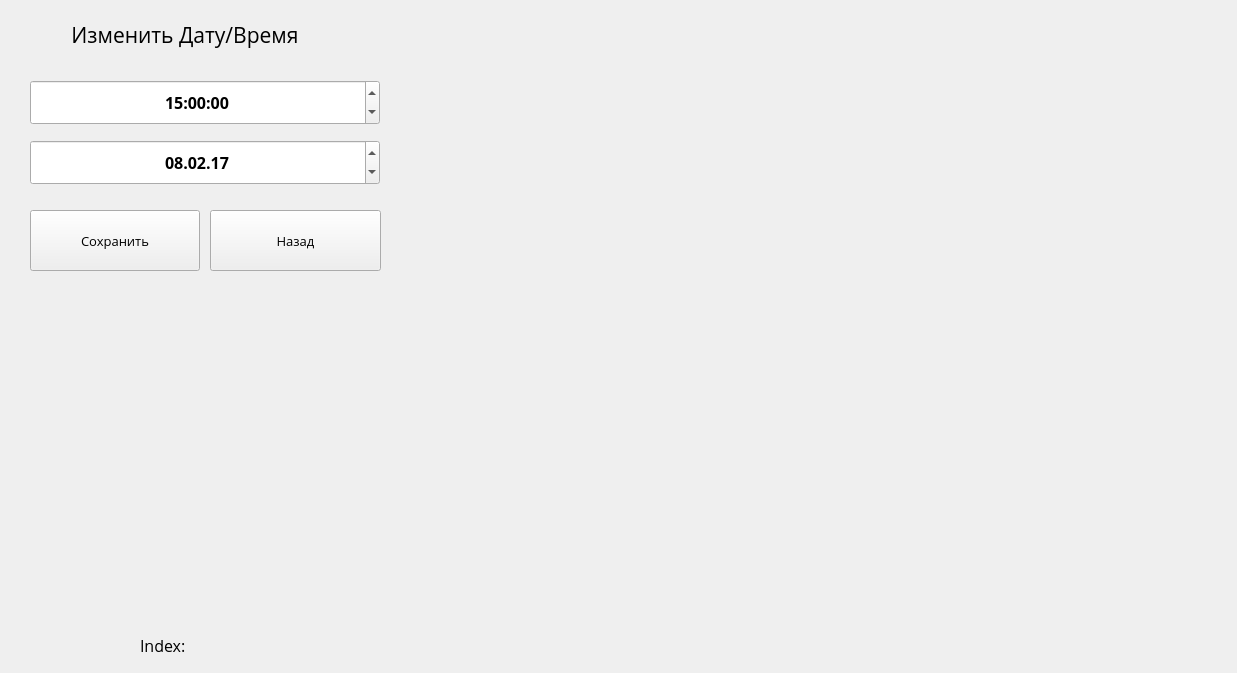
Above: stackedoptions.ui from tomyqg/topaz-m before the change. Below: the same form after it.
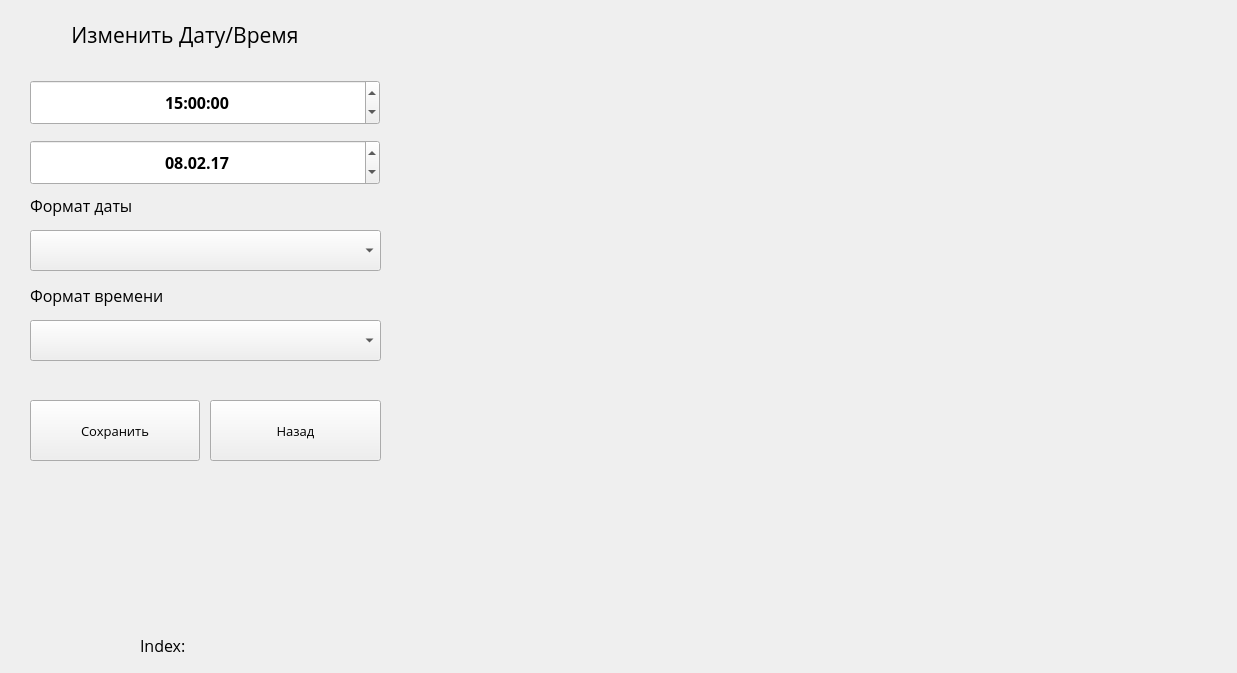
That is the form after the change. The open tabs and pages were chosen to show the change. Custom widgets are drawn as their Qt base class.

```diff
--- a/stackedoptions.ui
+++ b/stackedoptions.ui
@@ -916,7 +916,7 @@
      <property name="geometry">
       <rect>
        <x>20</x>
-       <y>200</y>
+       <y>390</y>
        <width>170</width>
        <height>61</height>
       </rect>
@@ -935,7 +935,7 @@
      <property name="geometry">
       <rect>
        <x>200</x>
-       <y>200</y>
+       <y>390</y>
        <width>171</width>
        <height>61</height>
       </rect>
@@ -950,6 +950,76 @@
       <string>Назад</string>
      </property>
     </widget>
+    <widget class="QComboBox" name="DateFormat">
+     <property name="geometry">
+      <rect>
+       <x>20</x>
+       <y>220</y>
+       <width>351</width>
+       <height>41</height>
+      </rect>
+     </property>
+     <property name="font">
+      <font>
+       <family>Open Sans</family>
+       <pointsize>12</pointsize>
+      </font>
+     </property>
+    </widget>
+    <widget class="QComboBox" name="timeformat">
+     <property name="geometry">
+      <rect>
+       <x>20</x>
+       <y>310</y>
+       <width>351</width>
+       <height>41</height>
+      </rect>
+     </property>
+     <property name="font">
+      <font>
+       <family>Open Sans</family>
+       <pointsize>12</pointsize>
+      </font>
+     </property>
+    </widget>
+    <widget class="QLabel" name="label_72">
+     <property name="geometry">
+      <rect>
+       <x>20</x>
+       <y>180</y>
+       <width>350</width>
+       <height>31</height>
+      </rect>
+     </property>
+     <property name="font">
+      <font>
+       <family>Open Sans</family>
+       <pointsize>12</pointsize>
+      </font>
+     </property>
+     <property name="text">
+      <string>Формат даты</string>
+     </property>
+    </widget>
+    <widget class="QLabel" name="label_73">
+     <property name="geometry">
+      <rect>
+       <x>20</x>
+       <y>270</y>
+       <width>350</width>
+       <height>31</height>
+      </rect>
+     </property>
+     <property name="font">
+      <font>
+       <family>Open Sans</family>
+       <pointsize>12</pointsize>
+      </font>
+     </property>
+     <property name="text">
+      <string>Формат времени</string>
+     </property>
+    </widget>
    </widget>
    <widget class="QWidget" name="ExtendedOptions">
     <widget class="QPushButton" name="pushButton_4">
```
Left out of the diff: 2 changed lines with no effect on the pictures.
